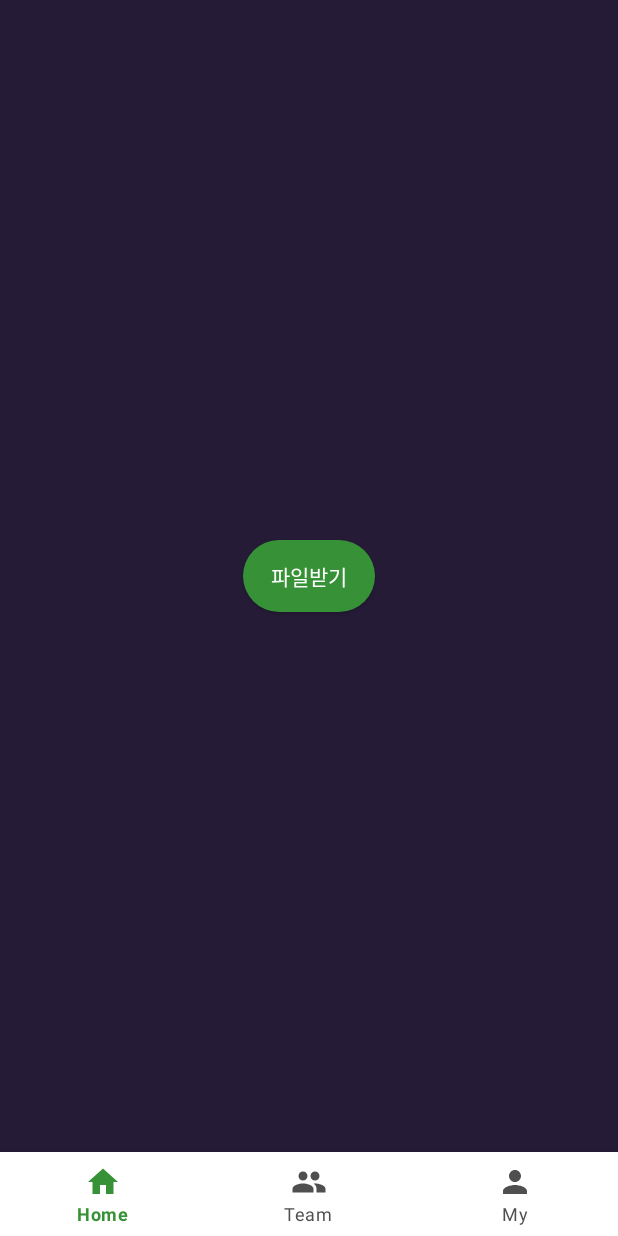
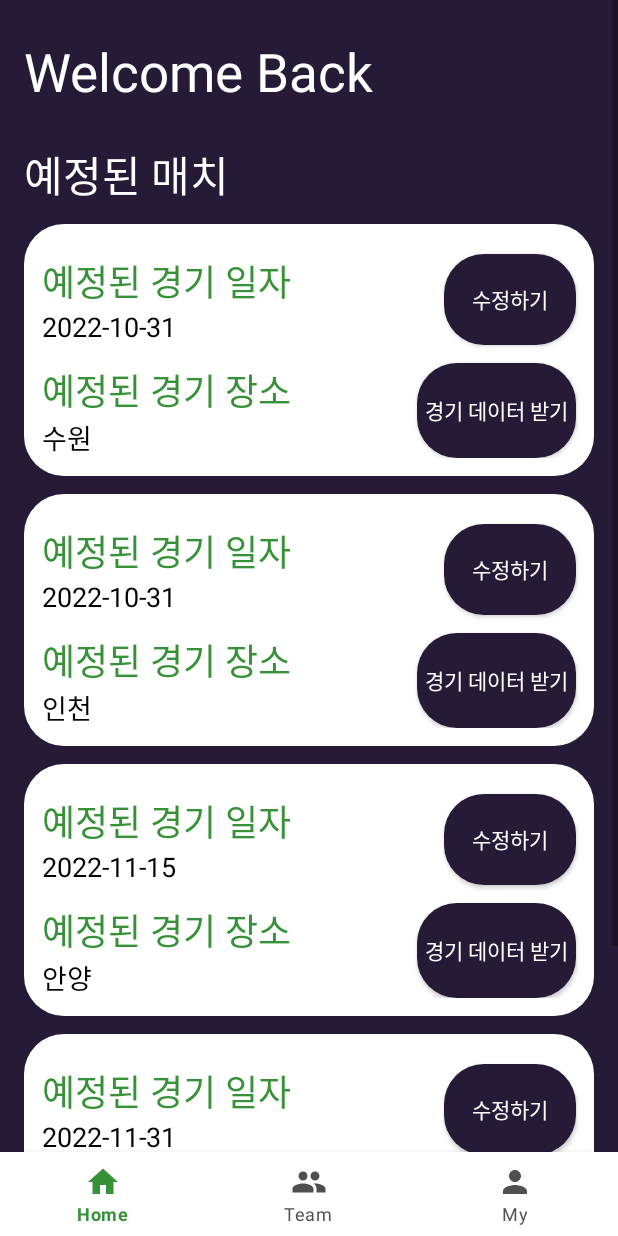
Before and after one commit to HyungMinKang/kimcoach, an Android app: the HomeFragment screen opened through its navigation route, on a phone screen of 412 x 824 dp. Run offline under Robolectric (Android 15) with nearby library versions, the phone set to English and light mode, and no system bars; our stand-ins replace data binding, navigation-ui; libraries missing offline, so code that uses them is left out: com.google.android.gms.

Commit message:
feat: 홈화면 예정된 경기 리사이클러뷰, 아이템, 모델, 어댑터 정의

```diff
--- a/mobile/build.gradle
+++ b/mobile/build.gradle
@@ -42,6 +42,7 @@ dependencies {
     implementation 'com.google.android.material:material:1.6.1'
     implementation 'androidx.constraintlayout:constraintlayout:2.1.4'
     implementation 'com.google.android.gms:play-services-wearable:18.0.0'
+    implementation 'androidx.recyclerview:recyclerview:1.2.1'
     testImplementation 'junit:junit:4.13.2'
     androidTestImplementation 'androidx.test.ext:junit:1.1.3'
     wearApp project(":wear")
--- /dev/null
+++ b/mobile/src/main/java/com/example/mobile/domain/model/ReservedMatch.kt
@@ -0,0 +1,6 @@
+package com.example.mobile.domain.model
+
+data class ReservedMatch(
+    val date:String,
+    val place:String
+)
--- /dev/null
+++ b/mobile/src/main/java/com/example/mobile/ui/home/HomeAdapter.kt
@@ -0,0 +1,37 @@
+package com.example.mobile.ui.home
+
+import android.view.LayoutInflater
+import android.view.ViewGroup
+import androidx.recyclerview.widget.RecyclerView
+import com.example.mobile.databinding.ItemHomeReservedMatchBinding
+import com.example.mobile.domain.model.ReservedMatch
+
+class HomeAdapter: RecyclerView.Adapter<HomeAdapter.ViewHolder>() {
+    val items = mutableListOf<ReservedMatch>()
+    override fun onCreateViewHolder(parent: ViewGroup, viewType: Int): HomeAdapter.ViewHolder {
+        val inflater = LayoutInflater.from(parent.context)
+        return ViewHolder(ItemHomeReservedMatchBinding.inflate(inflater, parent, false))
+    }
+
+    override fun onBindViewHolder(holder: HomeAdapter.ViewHolder, position: Int) {
+        holder.bind(items[position])
+    }
+
+    override fun getItemCount(): Int {
+        return items.size
+    }
+
+    fun submitList(items:List<ReservedMatch>){
+        this.items.addAll(items)
+        notifyDataSetChanged()
+    }
+
+    inner class ViewHolder(private val binding: ItemHomeReservedMatchBinding) :
+        RecyclerView.ViewHolder(binding.root) {
+
+        fun bind(reservationItem: ReservedMatch) {
+            binding.reservedMatch = reservationItem
+        }
+    }
+
+}
--- a/mobile/src/main/java/com/example/mobile/ui/home/HomeFragment.kt
+++ b/mobile/src/main/java/com/example/mobile/ui/home/HomeFragment.kt
@@ -10,6 +10,7 @@ import android.widget.Toast
 import androidx.databinding.DataBindingUtil
 import com.example.mobile.R
 import com.example.mobile.databinding.FragmentHomeBinding
+import com.example.mobile.domain.model.ReservedMatch
 import com.google.android.gms.wearable.ChannelClient
 import com.google.android.gms.wearable.Wearable
 import kotlinx.coroutines.CoroutineScope
@@ -31,11 +32,16 @@ class HomeFragment : Fragment() {
 
     override fun onViewCreated(view: View, savedInstanceState: Bundle?) {
         super.onViewCreated(view, savedInstanceState)
-        binding.btnLoadFile.setOnClickListener {
-            registerChannel()
-        }
+        val adapter = HomeAdapter()
+        binding.rvHomeReservedMatch.adapter = adapter
+        binding.rvHomeReservedMatch.layoutManager
+        adapter.submitList(makeDummyMatchList())
+
     }
 
+    private fun makeDummyMatchList(): List<ReservedMatch> {
+        return listOf<ReservedMatch>(ReservedMatch("2022-10-31","수원"),ReservedMatch("2022-10-31","인천"),ReservedMatch("2022-11-15","안양"), ReservedMatch("2022-11-31","의정부") )
+    }
 
     private fun registerChannel() {
         Toast.makeText(requireContext(), "CSV 파일 다운로드 시작", Toast.LENGTH_LONG).show()
--- /dev/null
+++ b/mobile/src/main/res/drawable/btn_radius_purple.xml
@@ -0,0 +1,9 @@
+<?xml version="1.0" encoding="utf-8"?>
+<shape xmlns:android="http://schemas.android.com/apk/res/android"
+    android:shape="rectangle">
+
+    <solid android:color="@color/dark_purple"/>
+
+    <corners android:radius="40px"/>
+
+</shape>
--- /dev/null
+++ b/mobile/src/main/res/drawable/btn_radius_white.xml
@@ -0,0 +1,9 @@
+<?xml version="1.0" encoding="utf-8"?>
+<shape xmlns:android="http://schemas.android.com/apk/res/android"
+    android:shape="rectangle">
+
+    <solid android:color="@color/white"/>
+
+    <corners android:radius="40px"/>
+
+</shape>
--- a/mobile/src/main/res/layout/fragment_home.xml
+++ b/mobile/src/main/res/layout/fragment_home.xml
@@ -7,24 +7,74 @@
 
     </data>
 
+    <ScrollView
+        android:layout_width="match_parent"
+        android:layout_height="match_parent">
+
     <androidx.constraintlayout.widget.ConstraintLayout
         android:layout_width="match_parent"
         android:layout_height="match_parent"
         android:background="#251B37"
+        android:paddingVertical="12dp"
+        android:paddingHorizontal="4dp"
         tools:context=".ui.home.HomeFragment">
 
-        <androidx.appcompat.widget.AppCompatButton
-            android:id="@+id/btn_load_file"
-            android:layout_width="wrap_content"
+        <TextView
+            android:id="@+id/tv_home_title"
+            android:layout_width="match_parent"
             android:layout_height="wrap_content"
+            android:text="Welcome Back "
+
+            app:layout_constraintTop_toTopOf="parent"
             app:layout_constraintStart_toStartOf="parent"
             app:layout_constraintEnd_toEndOf="parent"
-            app:layout_constraintTop_toTopOf="parent"
-            app:layout_constraintBottom_toBottomOf="parent"
-            android:background="@drawable/btn_radius_green"
-            android:text="파일받기"
             android:textColor="@color/white"
+            android:textSize="35sp"
+            android:paddingVertical="12dp"
+            android:paddingHorizontal="12dp"
             />
 
+
+        <TextView
+            android:id="@+id/tv_home_match_reservation"
+            android:layout_width="match_parent"
+            android:layout_height="wrap_content"
+            app:layout_constraintTop_toBottomOf="@id/tv_home_title"
+            app:layout_constraintStart_toStartOf="parent"
+            app:layout_constraintEnd_toEndOf="parent"
+            android:textColor="@color/white"
+            android:textSize="28sp"
+            android:layout_marginStart="12dp"
+            android:layout_marginTop="12dp"
+            android:text="예정된 매치"
+            />
+        <androidx.recyclerview.widget.RecyclerView
+            android:id="@+id/rv_home_reserved_match"
+            android:layout_width="match_parent"
+            android:layout_height="0dp"
+            android:layout_marginTop="12dp"
+            android:layout_marginHorizontal="12dp"
+            app:layout_constraintTop_toBottomOf="@id/tv_home_match_reservation"
+            tools:listitem="@layout/item_home_reserved_match"
+            app:layoutManager="androidx.recyclerview.widget.LinearLayoutManager"
+            app:layout_constraintStart_toStartOf="parent"
+            app:layout_constraintEnd_toEndOf="parent"
+            >
+
+        </androidx.recyclerview.widget.RecyclerView>
+        <TextView
+            android:id="@+id/tv_home_match_data_sync_not_complete"
+            android:layout_width="match_parent"
+            android:layout_height="wrap_content"
+            app:layout_constraintTop_toBottomOf="@id/rv_home_reserved_match"
+            app:layout_constraintStart_toStartOf="parent"
+            app:layout_constraintEnd_toEndOf="parent"
+            android:textColor="@color/white"
+            android:textSize="28sp"
+            android:layout_marginStart="12dp"
+            android:layout_marginTop="12dp"
+            android:text="데이터 미등록 경기"
+            />
     </androidx.constraintlayout.widget.ConstraintLayout>
+    </ScrollView>
 </layout>
--- /dev/null
+++ b/mobile/src/main/res/layout/item_home_reserved_match.xml
@@ -0,0 +1,94 @@
+<?xml version="1.0" encoding="utf-8"?>
+<layout xmlns:android="http://schemas.android.com/apk/res/android"
+    xmlns:app="http://schemas.android.com/apk/res-auto"
+    xmlns:tools="http://schemas.android.com/tools">
+
+    <data>
+        <variable
+            name="reservedMatch"
+            type="com.example.mobile.domain.model.ReservedMatch" />
+    </data>
+    <androidx.constraintlayout.widget.ConstraintLayout
+        android:layout_width="match_parent"
+        android:background="@drawable/btn_radius_white"
+        android:layout_marginBottom="12dp"
+        android:paddingVertical="12dp"
+        android:layout_height="wrap_content">
+
+
+        <TextView
+            android:id="@+id/tv_match_date_title"
+            android:layout_width="wrap_content"
+            android:layout_height="wrap_content"
+            app:layout_constraintTop_toTopOf="parent"
+            app:layout_constraintStart_toStartOf="parent"
+            android:text="예정된 경기 일자 "
+            android:textColor="@color/green1"
+            android:textSize="24sp"
+            android:layout_marginVertical="8dp"
+            android:layout_marginHorizontal="12dp"
+            />
+        <TextView
+            android:id="@+id/tv_match_date"
+            android:layout_width="0dp"
+            android:layout_height="wrap_content"
+            android:text="@{reservedMatch.date}"
+            android:textColor="@color/black"
+            android:textSize="18sp"
+            app:layout_constraintEnd_toEndOf="parent"
+            app:layout_constraintStart_toStartOf="@id/tv_match_date_title"
+            app:layout_constraintTop_toBottomOf="@id/tv_match_date_title"
+            />
+
+        <TextView
+            android:id="@+id/tv_match_place_title"
+            android:layout_width="0dp"
+            android:layout_marginTop="12dp"
+            android:layout_height="wrap_content"
+            app:layout_constraintStart_toStartOf="@id/tv_match_date_title"
+            app:layout_constraintEnd_toEndOf="parent"
+            app:layout_constraintTop_toBottomOf="@id/tv_match_date"
+            android:text="예정된 경기 장소"
+            android:textColor="@color/green1"
+            android:textSize="24sp"
+            />
+
+        <TextView
+            android:id="@+id/tv_match_place"
+            android:layout_width="0dp"
+            android:layout_height="wrap_content"
+            app:layout_constraintStart_toStartOf="@id/tv_match_date_title"
+            app:layout_constraintEnd_toEndOf="parent"
+            app:layout_constraintTop_toBottomOf="@id/tv_match_place_title"
+            android:text="@{reservedMatch.place}"
+            android:textSize="18sp"
+            android:textColor="@color/black"
+            />
+
+        <androidx.appcompat.widget.AppCompatButton
+            android:layout_width="wrap_content"
+            android:layout_height="0dp"
+            app:layout_constraintTop_toTopOf="@id/tv_match_date_title"
+            app:layout_constraintBottom_toBottomOf="@id/tv_match_date"
+            android:background="@drawable/btn_radius_purple"
+            android:text = "수정하기"
+            android:textColor="@color/white"
+            android:layout_marginEnd="12dp"
+            app:layout_constraintEnd_toEndOf="parent"
+            />
+
+
+        <androidx.appcompat.widget.AppCompatButton
+            android:layout_width="wrap_content"
+            android:layout_height="0dp"
+            app:layout_constraintTop_toTopOf="@id/tv_match_place_title"
+            app:layout_constraintBottom_toBottomOf="@id/tv_match_place"
+            android:background="@drawable/btn_radius_purple"
+            android:text = "경기 데이터 받기"
+            android:textColor="@color/white"
+            android:paddingHorizontal="5dp"
+            android:layout_marginEnd="12dp"
+            app:layout_constraintEnd_toEndOf="parent"
+            />
+    </androidx.constraintlayout.widget.ConstraintLayout>
+</layout>
--- a/mobile/src/main/res/values/colors.xml
+++ b/mobile/src/main/res/values/colors.xml
@@ -15,5 +15,6 @@
     <color name="grey5">#E0E0E0</color>
     <color name="grey_scale_off_white">#F5F5F7</color>
     <color name="pink">#E84C60</color>
+    <color name="dark_purple">#251B37</color>
     <color name="green1">#379237</color>
 </resources>
```
